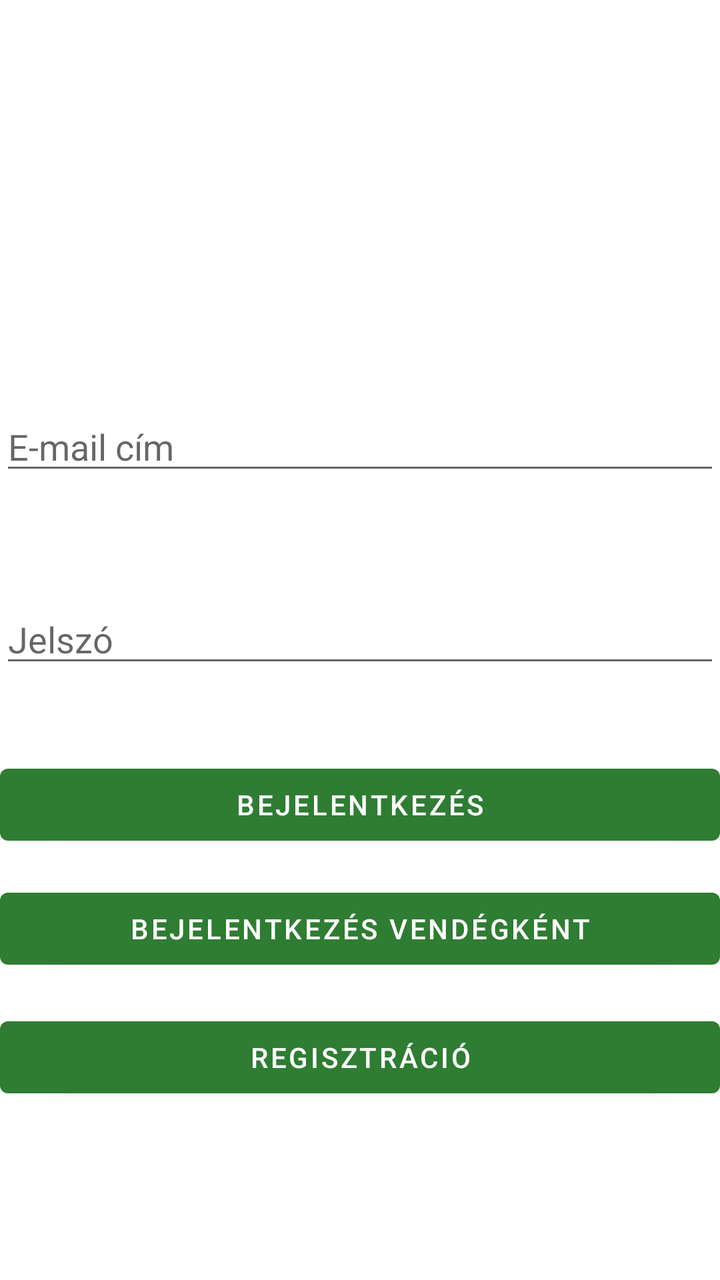
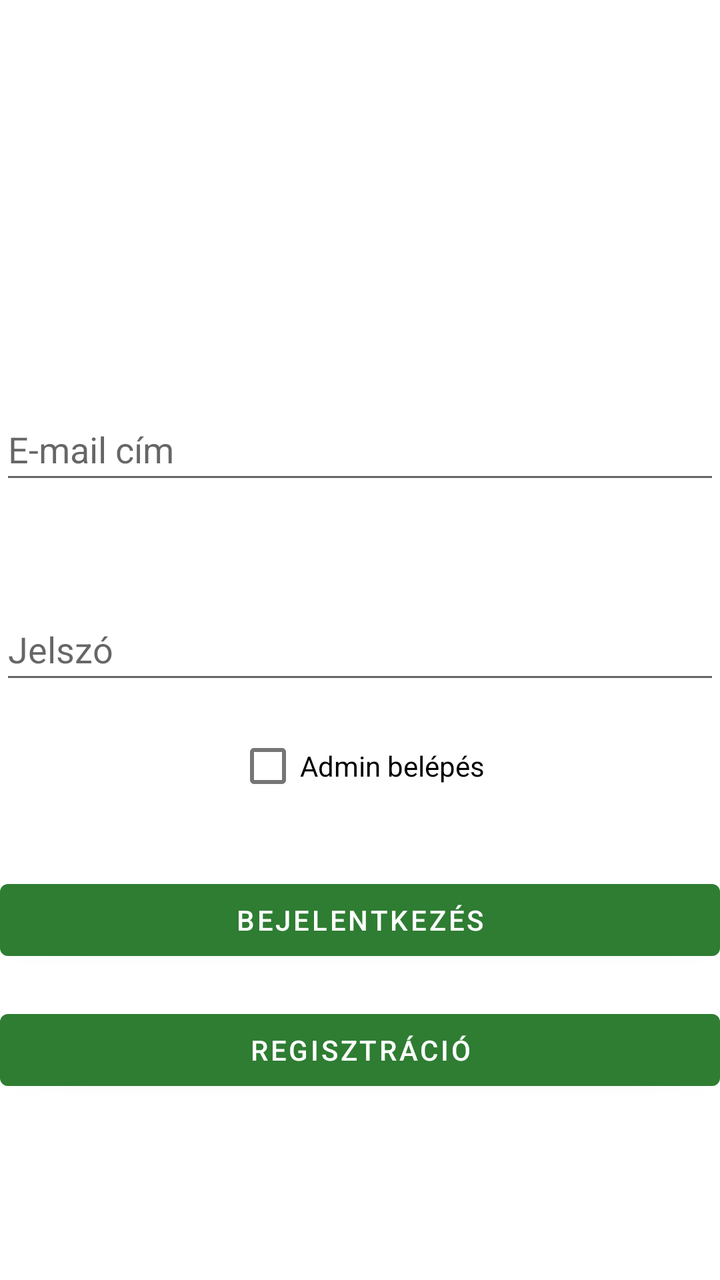

Before-and-after screenshots of an Android layout around one commit, followed by the original layout XML and the change that was made.
<!-- AndroidManifest.xml: application theme Theme.MyApplication -->
<!-- res/layout/activity_main.xml -->
<?xml version="1.0" encoding="utf-8"?>
<androidx.constraintlayout.widget.ConstraintLayout xmlns:android="http://schemas.android.com/apk/res/android"
    xmlns:app="http://schemas.android.com/apk/res-auto"
    xmlns:tools="http://schemas.android.com/tools"
    android:id="@+id/main"
    android:layout_width="match_parent"
    android:layout_height="match_parent"
    tools:context=".MainActivity">

    <EditText
        android:id="@+id/editTextUserEmail"
        android:layout_width="match_parent"
        android:layout_height="wrap_content"
        android:ems="10"
        android:hint="@string/email"
        android:inputType="textEmailAddress"
        app:layout_constraintBottom_toBottomOf="parent"
        app:layout_constraintTop_toTopOf="parent"
        app:layout_constraintVertical_bias="0.336"
        tools:layout_editor_absoluteX="16dp" />

    <EditText
        android:id="@+id/editTextPassword"
        android:layout_width="match_parent"
        android:layout_height="wrap_content"
        android:layout_marginBottom="150dp"
        android:ems="10"
        android:hint="@string/password"
        android:inputType="textPassword"
        app:layout_constraintBottom_toBottomOf="parent"
        app:layout_constraintTop_toBottomOf="@+id/editTextUserEmail"
        app:layout_constraintVertical_bias="0.267"
        tools:layout_editor_absoluteX="0dp" />

    <Button
        android:id="@+id/logInButton"
        android:layout_width="0dp"
        android:layout_height="wrap_content"
        android:text="@string/login"
        android:onClick="login"
        app:layout_constraintBottom_toBottomOf="parent"
        app:layout_constraintEnd_toEndOf="parent"
        app:layout_constraintHorizontal_bias="0.0"
        app:layout_constraintStart_toStartOf="parent"
        app:layout_constraintTop_toBottomOf="@+id/editTextPassword"
        app:layout_constraintVertical_bias="0.157" />

    <Button
        android:id="@+id/logInAsGuestButton"
        android:layout_width="0dp"
        android:layout_height="wrap_content"
        android:onClick="loginAsGuest"
        android:text="@string/loginguest"
        app:layout_constraintBottom_toBottomOf="parent"
        app:layout_constraintEnd_toEndOf="parent"
        app:layout_constraintHorizontal_bias="0.0"
        app:layout_constraintStart_toStartOf="parent"
        app:layout_constraintTop_toBottomOf="@id/logInButton"
        app:layout_constraintVertical_bias="0.085" />

    <Button
        android:id="@+id/registButton"
        android:layout_width="0dp"
        android:layout_height="wrap_content"
        android:text="@string/registration"
        android:onClick="regist"
        app:layout_constraintBottom_toBottomOf="parent"
        app:layout_constraintEnd_toEndOf="parent"
        app:layout_constraintHorizontal_bias="0.0"
        app:layout_constraintStart_toStartOf="parent"
        app:layout_constraintTop_toBottomOf="@+id/logInAsGuestButton"
        app:layout_constraintVertical_bias="0.157" />

</androidx.constraintlayout.widget.ConstraintLayout>
<!-- resources referenced by this layout -->
<resources>
  <string name="email">E-mail cím</string>
  <string name="login">Bejelentkezés</string>
  <string name="loginguest">Bejelentkezés vendégként</string>
  <string name="password">Jelszó</string>
  <string name="registration">Regisztráció</string>
  <style name="Theme.MyApplication" parent="Theme.MaterialComponents.DayNight.DarkActionBar">
          <item name="colorPrimary">@color/colorPrimary</item>
          <item name="colorPrimaryVariant">@color/colorPrimaryVariant</item>
          <item name="colorOnPrimary">@color/colorOnPrimary</item>
  
          <item name="colorSecondary">@color/colorSecondary</item>
          <item name="colorSecondaryVariant">@color/colorSecondaryVariant</item>
          <item name="colorOnSecondary">@color/colorOnSecondary</item>
      </style>
  <color name="colorPrimary">#2E7D32</color>
  <color name="colorPrimaryVariant">#1B5E20</color>
  <color name="colorOnPrimary">#FFFFFF</color>
  <color name="colorSecondary">#81C784</color>
  <color name="colorSecondaryVariant">#66BB6A</color>
  <color name="colorOnSecondary">#FFFFFF</color>
</resources>

<!-- the commit's change to res/layout/activity_main.xml (unified diff, before → after) -->
@@ -11,6 +11,7 @@
         android:id="@+id/editTextUserEmail"
         android:layout_width="match_parent"
         android:layout_height="wrap_content"
+        android:minHeight="48dp"
         android:ems="10"
         android:hint="@string/email"
         android:inputType="textEmailAddress"
@@ -23,6 +24,7 @@
         android:id="@+id/editTextPassword"
         android:layout_width="match_parent"
         android:layout_height="wrap_content"
+        android:minHeight="48dp"
         android:layout_marginBottom="150dp"
         android:ems="10"
         android:hint="@string/password"
@@ -31,6 +33,16 @@
         app:layout_constraintTop_toBottomOf="@+id/editTextUserEmail"
         app:layout_constraintVertical_bias="0.267"
         tools:layout_editor_absoluteX="0dp" />
+
+    <CheckBox
+        android:id="@+id/adminCheckBox"
+        android:layout_width="wrap_content"
+        android:layout_height="wrap_content"
+        android:text="@string/admin_login"
+        android:layout_marginTop="12dp"
+        app:layout_constraintTop_toBottomOf="@+id/editTextPassword"
+        app:layout_constraintStart_toStartOf="parent"
+        app:layout_constraintEnd_toEndOf="parent"/>
 
     <Button
         android:id="@+id/logInButton"
@@ -42,21 +54,9 @@
         app:layout_constraintEnd_toEndOf="parent"
         app:layout_constraintHorizontal_bias="0.0"
         app:layout_constraintStart_toStartOf="parent"
-        app:layout_constraintTop_toBottomOf="@+id/editTextPassword"
+        app:layout_constraintTop_toBottomOf="@+id/adminCheckBox"
         app:layout_constraintVertical_bias="0.157" />
 
-    <Button
-        android:id="@+id/logInAsGuestButton"
-        android:layout_width="0dp"
-        android:layout_height="wrap_content"
-        android:onClick="loginAsGuest"
-        android:text="@string/loginguest"
-        app:layout_constraintBottom_toBottomOf="parent"
-        app:layout_constraintEnd_toEndOf="parent"
-        app:layout_constraintHorizontal_bias="0.0"
-        app:layout_constraintStart_toStartOf="parent"
-        app:layout_constraintTop_toBottomOf="@id/logInButton"
-        app:layout_constraintVertical_bias="0.085" />
 
     <Button
         android:id="@+id/registButton"
@@ -68,7 +68,7 @@
         app:layout_constraintEnd_toEndOf="parent"
         app:layout_constraintHorizontal_bias="0.0"
         app:layout_constraintStart_toStartOf="parent"
-        app:layout_constraintTop_toBottomOf="@+id/logInAsGuestButton"
+        app:layout_constraintTop_toBottomOf="@+id/logInButton"
         app:layout_constraintVertical_bias="0.157" />
 
 </androidx.constraintlayout.widget.ConstraintLayout>
<!-- resource entries referenced after the edit -->
@@ -1,8 +1,8 @@
 <!-- resources referenced by this layout -->
 <resources>
+  <string name="admin_login">Admin belépés</string>
   <string name="email">E-mail cím</string>
   <string name="login">Bejelentkezés</string>
-  <string name="loginguest">Bejelentkezés vendégként</string>
   <string name="password">Jelszó</string>
   <string name="registration">Regisztráció</string>
   <style name="Theme.MyApplication" parent="Theme.MaterialComponents.DayNight.DarkActionBar">
